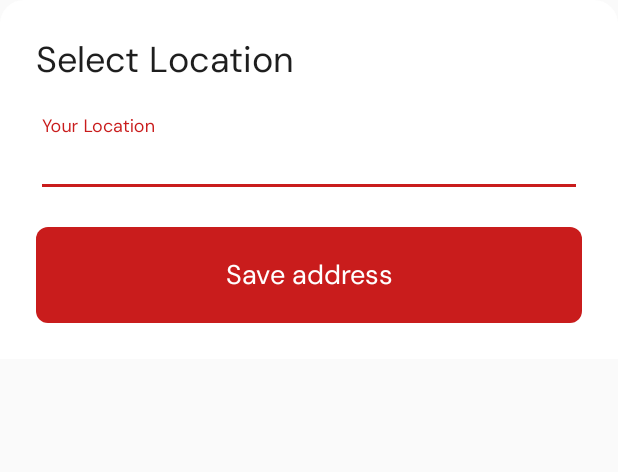
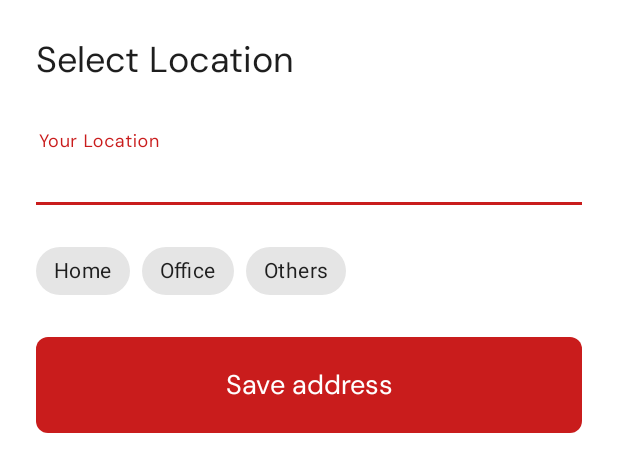
Before and after one commit to daka-kolp/MyWay, an Android app: the layout save_address_bottom_sheet.xml on its own in the app's theme, with its tools: preview values and no code run, on a phone screen of 412 x 824 dp. Shown: the top 472 px of the screen. Run offline under Robolectric (Android 15) with nearby library versions, the phone set to English and light mode, and no system bars.

Commit message:
textInputStyle implemented

```diff
--- a/app/src/main/res/layout/fragment_home.xml
+++ b/app/src/main/res/layout/fragment_home.xml
@@ -1,6 +1,5 @@
 <?xml version="1.0" encoding="utf-8"?>
 <FrameLayout xmlns:android="http://schemas.android.com/apk/res/android"
-    xmlns:app="http://schemas.android.com/apk/res-auto"
     xmlns:tools="http://schemas.android.com/tools"
     android:layout_width="match_parent"
     android:layout_height="match_parent"
@@ -17,13 +16,4 @@
         android:layout_width="match_parent"
         android:layout_height="wrap_content"
         android:layout_gravity="bottom" />
-
-    <com.google.android.material.button.MaterialButton
-        android:layout_width="wrap_content"
-        android:layout_height="wrap_content"
-        android:layout_gravity="end"
-        android:layout_marginTop="48dp"
-        android:layout_marginEnd="24dp"
-        app:icon="@drawable/logout"
-        app:iconSize="24dp" />
 </FrameLayout>
--- a/app/src/main/res/layout/save_address_bottom_sheet.xml
+++ b/app/src/main/res/layout/save_address_bottom_sheet.xml
@@ -1,5 +1,6 @@
 <?xml version="1.0" encoding="utf-8"?>
 <LinearLayout xmlns:android="http://schemas.android.com/apk/res/android"
+    xmlns:app="http://schemas.android.com/apk/res-auto"
     android:layout_width="match_parent"
     android:layout_height="wrap_content"
     android:background="@drawable/my_way_bottom_sheet_shape"
@@ -29,9 +30,39 @@
         <com.google.android.material.textfield.TextInputEditText
             android:id="@+id/address_input"
             android:layout_width="match_parent"
-            android:layout_height="wrap_content" />
+            android:layout_height="wrap_content"
+            android:maxLines="1" />
 
     </com.google.android.material.textfield.TextInputLayout>
+
+    <Space
+        android:layout_width="wrap_content"
+        android:layout_height="20dp" />
+
+    <com.google.android.material.chip.ChipGroup
+        android:id="@+id/chipGroup"
+        android:layout_width="match_parent"
+        android:layout_height="wrap_content"
+        app:singleSelection="true">
+
+        <com.google.android.material.chip.Chip
+            android:id="@+id/chip_home"
+            android:layout_width="wrap_content"
+            android:layout_height="wrap_content"
+            android:text="@string/home" />
+
+        <com.google.android.material.chip.Chip
+            android:id="@+id/chip_office"
+            android:layout_width="wrap_content"
+            android:layout_height="wrap_content"
+            android:text="@string/office" />
+
+        <com.google.android.material.chip.Chip
+            android:id="@+id/chip_others"
+            android:layout_width="wrap_content"
+            android:layout_height="wrap_content"
+            android:text="@string/others" />
+    </com.google.android.material.chip.ChipGroup>
 
     <Space
         android:layout_width="wrap_content"
--- a/app/src/main/res/values/colors.xml
+++ b/app/src/main/res/values/colors.xml
@@ -3,6 +3,7 @@
     <color name="primary">#FFC91C1C</color>
     <color name="onPrimary">#FFFFFFFF</color>
     <color name="primaryContainer">#FFFFEAEA</color>
+    <color name="accent">#FFC91C1C</color>
     <color name="surface">#FFFFFFFF</color>
     <color name="surfaceContainer">#FFF5F5F5</color>
     <color name="rippleEffect">#88FFEAEA</color>
--- a/app/src/main/res/values/strings.xml
+++ b/app/src/main/res/values/strings.xml
@@ -6,4 +6,7 @@
     <string name="save_address">Save address</string>
     <string name="your_location">Your Location</string>
     <string name="select_location">Select Location</string>
+    <string name="home">Home</string>
+    <string name="office">Office</string>
+    <string name="others">Others</string>
 </resources>
--- a/app/src/main/res/values/styles.xml
+++ b/app/src/main/res/values/styles.xml
@@ -1,9 +1,27 @@
 <?xml version="1.0" encoding="utf-8"?>
-<resources>
+<resources xmlns:ns2="http://schemas.android.com/apk/res-auto">
     <style name="MyWayButton" parent="android:Widget.Button">
         <item name="android:textSize">18sp</item>
         <item name="android:padding">20dp</item>
         <item name="android:textColor">@color/onPrimary</item>
         <item name="android:background">@drawable/my_way_button_shape</item>
     </style>
+
+    <style name="MyWayInputStyle" parent="@style/Widget.MaterialComponents.TextInputLayout.FilledBox">
+        <item name="materialThemeOverlay">@style/MyWayThemeOverlay</item>
+        <item name="boxBackgroundColor">@android:color/transparent</item>
+    </style>
+
+    <style name="MyWayThemeOverlay">
+        <item name="editTextStyle">@style/MyWayEditTextStyle</item>
+    </style>
+
+    <style name="MyWayEditTextStyle" parent="@style/Widget.MaterialComponents.TextInputEditText.FilledBox">
+        <item name="android:paddingLeft">2dp</item>
+        <item name="android:paddingRight">2dp</item>
+        <item name="android:paddingStart" ns2:ignore="NewApi">2dp</item>
+        <item name="android:paddingEnd" ns2:ignore="NewApi">2dp</item>
+        <item name="android:paddingTop">28dp</item>
+        <item name="android:paddingBottom">12dp</item>
+    </style>
 </resources>
--- a/app/src/main/res/values/themes.xml
+++ b/app/src/main/res/values/themes.xml
@@ -1,15 +1,16 @@
 <resources>
-    <style name="Theme.MyWay" parent="Theme.AppCompat.Light.NoActionBar">
+    <style name="Theme.MyWay" parent="Theme.MaterialComponents.Light.NoActionBar">
         <item name="colorPrimary">@color/primary</item>
         <item name="colorOnPrimary">@color/onPrimary</item>
         <item name="colorPrimaryContainer">@color/primaryContainer</item>
         <item name="colorSurface">@color/surface</item>
-        <item name="colorAccent">@color/primary</item>
+        <item name="colorAccent">@color/accent</item>
         <item name="materialButtonStyle">@style/MyWayButton</item>
         <item name="android:textColor">@color/primaryText</item>
         <item name="android:textColorHint">@color/secondaryText</item>
         <item name="android:fontFamily">@font/dm_sans_regular</item>
         <item name="fontFamily">@font/dm_sans_regular</item>
         <item name="android:indeterminateTint">@color/primary</item>
+        <item name="textInputStyle">@style/MyWayInputStyle</item>
     </style>
 </resources>
```
